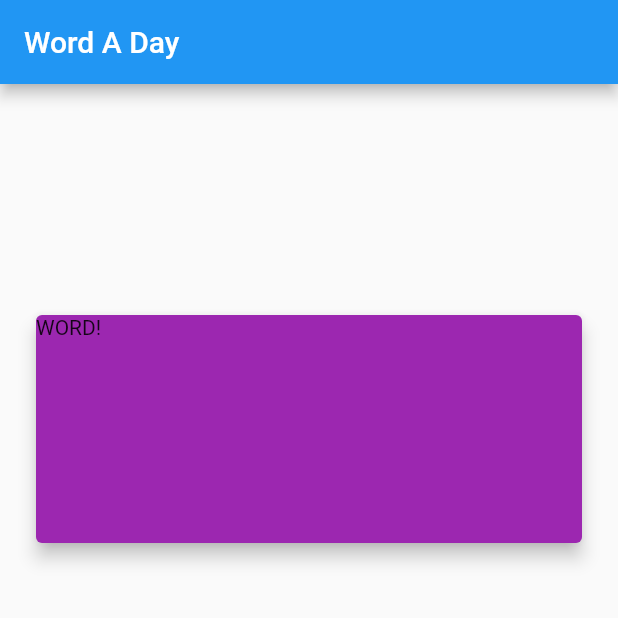
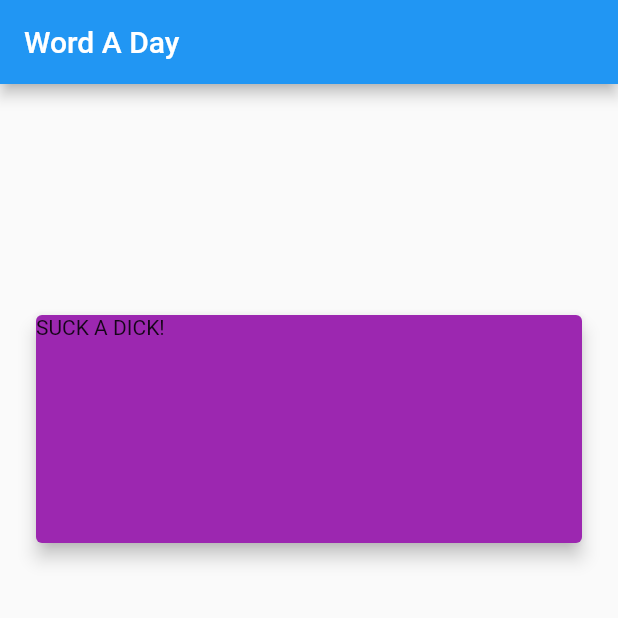
Before and after one commit to sriramRavanam/word_a_day, a Flutter app: the screen it shows after launch, on a phone screen of 412 x 824 dp, the top half of it. Run offline on Flutter 3.47's test engine with Material 2 defaults, Android fonts, the phone set to English and light mode, and no system bars.

Commit message:
changed a text Widget

```diff
--- a/lib/main.dart
+++ b/lib/main.dart
@@ -38,7 +38,7 @@ class _MyHomePageState extends State<MyHomePage> {
             height: 200,
             child: Card(
               color: Colors.purple,
-              child: Text('WORD!'),
+              child: Text('SUCK A DICK!'),
               elevation: 5,
             ),
           ),
```
